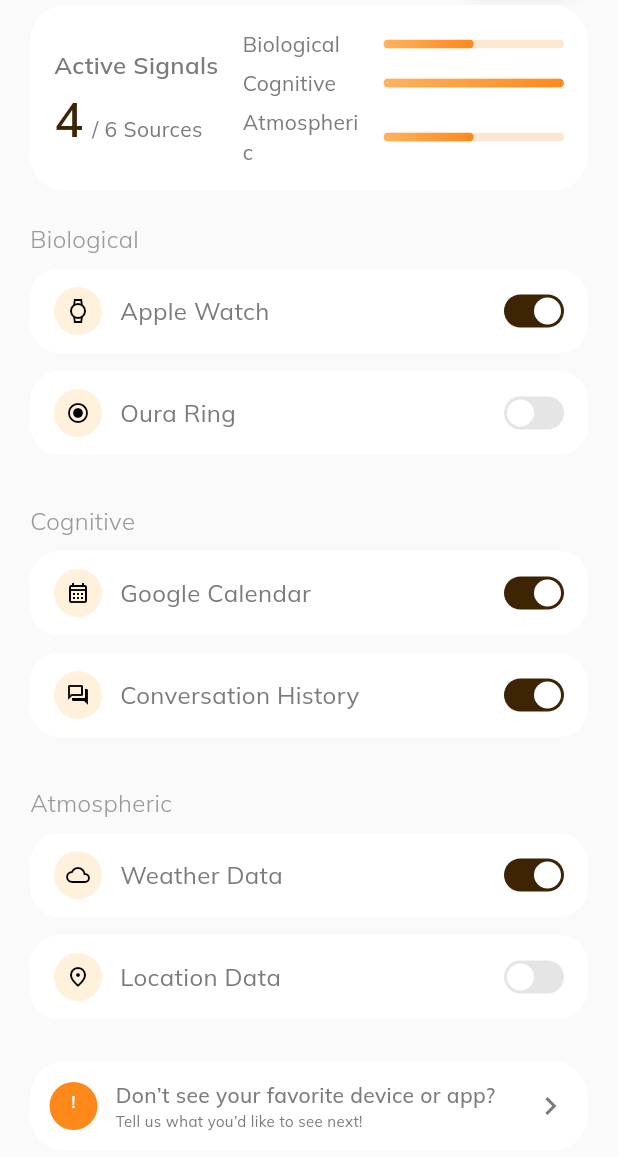
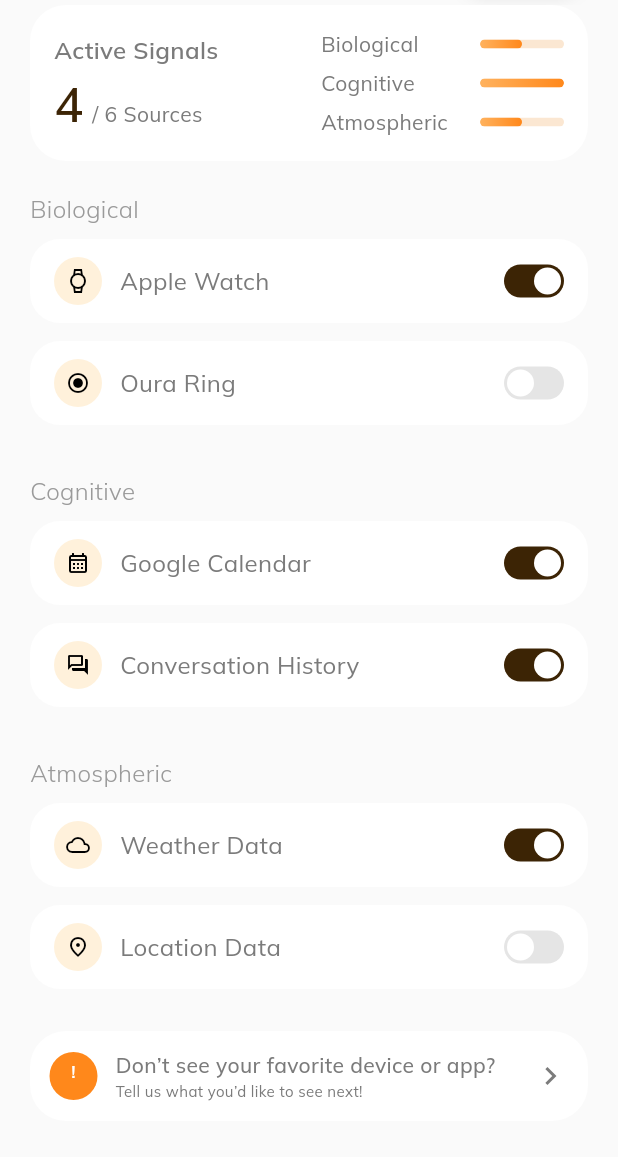
Before and after one commit to sandmanz26/aureliamobile, a Flutter app: the WellnessScreen screen opened directly, on a phone screen of 412 x 824 dp, the part 79-1236 px from its top. Run offline on Flutter 3.47's test engine with Material 3 defaults, Android fonts, the phone set to English and light mode, and no system bars; network calls fail.

Commit message:
mobile: the meter label column fits its longest label
"Atmospheric" at 14 is wider than the 84px column the three signal-group
labels share, and the two clients failed at it differently: CSS will not break
a single word, so the web overflowed the column silently, while Flutter wrapped
it mid-word to "Atmospheri / c". The column is 96 now.

The width is shared so the three bars line up, which means it cannot be the
thing that yields when the card is narrow. The figure column beside it is
Flexible instead, and its two lines ellipsise rather than overflow — without
that, widening the labels made the row overflow by 1.5px on a narrow surface.

The same widening goes on the web, where the column is defined once in
WellnessPage.

Co-Authored-By: Claude Opus 5 <noreply@anthropic.com>
Claude-Session: https://claude.ai/code/session_01Je1v64McNyB6XEu6gFgM4C

```diff
--- a/lib/features/wellness/wellness_screen.dart
+++ b/lib/features/wellness/wellness_screen.dart
@@ -70,11 +70,18 @@ class _WellnessScreenState extends State<WellnessScreen> {
             child: Row(
               crossAxisAlignment: CrossAxisAlignment.center,
               children: [
-                Column(
+                // Flexible, so the figure column gives way rather than the
+                // meters beside it: the meter labels share one width so the
+                // bars line up, which means that width cannot be the thing
+                // that yields when the card is narrow.
+                Flexible(
+                  child: Column(
                   crossAxisAlignment: CrossAxisAlignment.start,
                   mainAxisSize: MainAxisSize.min,
                   children: [
                     Text('Active Signals',
+                        maxLines: 1,
+                        overflow: TextOverflow.ellipsis,
                         style: AppTextStyles.bodyMd
                             .copyWith(fontWeight: FontWeight.w600)),
                     const SizedBox(height: 4),
@@ -84,10 +91,16 @@ class _WellnessScreenState extends State<WellnessScreen> {
                       children: [
                         Text('$active', style: AppTextStyles.headlineMd),
                         const SizedBox(width: 6),
-                        Text('/ $total Sources', style: AppTextStyles.bodySm),
+                        Flexible(
+                          child: Text('/ $total Sources',
+                              maxLines: 1,
+                              overflow: TextOverflow.ellipsis,
+                              style: AppTextStyles.bodySm),
+                        ),
                       ],
                     ),
                   ],
+                ),
                 ),
                 const SizedBox(width: AppSpacing.s4),
                 Expanded(
@@ -166,7 +179,12 @@ class _Meter extends StatelessWidget {
       label: '$label: $connected of $total connected',
       child: Row(
         children: [
-          SizedBox(width: 84, child: Text(label, style: AppTextStyles.bodySm)),
+          // 96, not the 84 this column used to be: "Atmospheric" at 14 is
+          // wider than 84 in Mulish, and the two clients failed at it
+          // differently — CSS will not break a single word, so the web
+          // overflowed the column silently, while Flutter wrapped mid-word.
+          // Widening it is the fix on both.
+          SizedBox(width: 96, child: Text(label, style: AppTextStyles.bodySm)),
           const SizedBox(width: 10),
           Expanded(
             child: ClipRRect(
```
